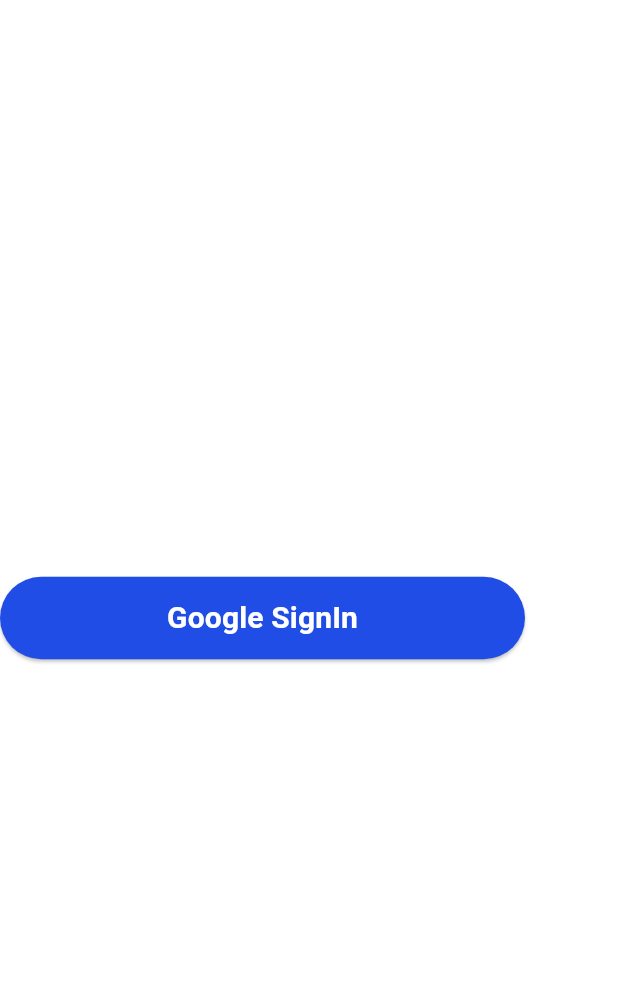
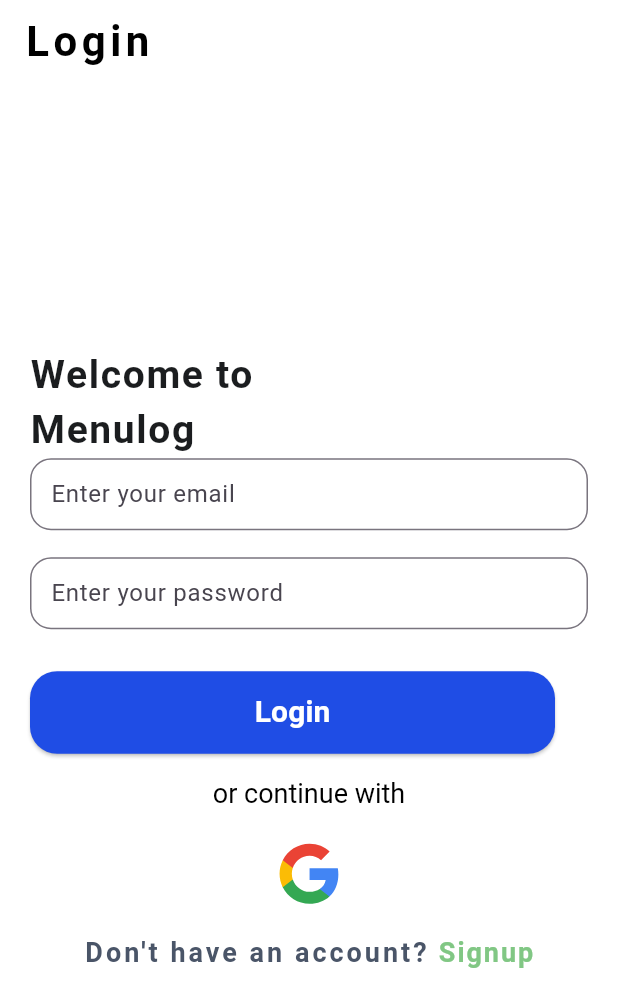
Before and after one commit to AzZaya0/MenuLog, a Flutter app: the screen it shows after launch, on a phone screen of 412 x 824 dp. Shown: the top 1007 px of the screen. Run offline on Flutter 3.47's test engine with Material 3 defaults, Android fonts, the light colour scheme and no system bars; our stand-ins replace cached_network_image, equatable, firebase_auth, firebase_core, flutter_bloc, flutter_screenutil and 8 more; accounts and stored records are empty.

Commit message:
login page modified

```diff
--- /dev/null
+++ b/devtools_options.yaml
@@ -0,0 +1 @@
+extensions:
--- a/lib/commons/controls/custom_text.dart
+++ b/lib/commons/controls/custom_text.dart
@@ -12,6 +12,7 @@
     this.fontName,
     this.color,
     this.size,
+    this.letterSpacing,
     this.maxLines,
     this.onTap,
     this.fontWeight,
@@ -23,6 +24,7 @@
   final String? fontName;
   final Color? color;
   final double? size;
+  final double? letterSpacing;
   final int? maxLines;
   final void Function()? onTap;
   final FontWeight? fontWeight;
@@ -33,6 +35,7 @@
     return GestureDetector(
       onTap: onTap,
       child: Text(
+
         text,
         maxLines: maxLines ?? 7,
         style: fontName == AppFonts.poppins
@@ -60,6 +63,8 @@
                         decorationColor: Colors.blue,
                         fontWeight: fontWeight)
                     : TextStyle(
+
+                        letterSpacing: letterSpacing ?? 0,
                         color: color ?? Theme.of(context).primaryColor,
                         fontSize: size ?? 18,
                         fontStyle: fontStyle,
--- a/lib/src/controller/login/login_bloc.dart
+++ b/lib/src/controller/login/login_bloc.dart
@@ -1,10 +1,9 @@
 import 'dart:async';
-
-import 'package:bloc/bloc.dart';
 import 'package:equatable/equatable.dart';
 import 'package:firebase_auth/firebase_auth.dart';
 import 'package:flutter/foundation.dart';
 import 'package:flutter/material.dart';
+import 'package:flutter_bloc/flutter_bloc.dart';
 import 'package:google_sign_in/google_sign_in.dart';
 import 'package:menu_log/src/view/home/page/home_page.dart';
 
--- a/lib/src/view/auth/login.dart
+++ b/lib/src/view/auth/login.dart
@@ -1,27 +1,104 @@
 import 'package:flutter/material.dart';
 import 'package:flutter_bloc/flutter_bloc.dart';
+import 'package:flutter_svg/svg.dart';
+import 'package:gap/gap.dart';
 import 'package:menu_log/commons/controls/custom_button.dart';
+import 'package:menu_log/commons/controls/custom_text.dart';
+import 'package:menu_log/commons/controls/custom_textfield.dart';
 import 'package:menu_log/src/controller/login/login_bloc.dart';
+import 'package:menu_log/src/view/auth/signup.dart';
 import 'package:menu_log/utils/app_color.dart';
+import 'package:menu_log/utils/extension.dart';
 
 class LoginPage extends StatelessWidget {
   const LoginPage({super.key});
 
   @override
   Widget build(BuildContext context) {
+    final emailController = TextEditingController();
+    final passController = TextEditingController();
     return Scaffold(
+      appBar: AppBar(
+        title: CustomText(
+          letterSpacing: 3,
+          text: 'Login',
+          size: 28,
+          fontWeight: FontWeight.bold,
+        ),
+      ),
       body: Column(
         mainAxisAlignment: MainAxisAlignment.center,
+        crossAxisAlignment: CrossAxisAlignment.start,
         children: [
+          CustomText(
+            text: 'Welcome to\nMenulog',
+            letterSpacing: 1.1,
+            fontWeight: FontWeight.w600,
+            size: 26,
+            color: AppColor.black,
+          ),
+          CustomTextField(
+            controller: emailController,
+            hintText: 'Enter your email',
+            borderSide: BorderSide(color: AppColor.black),
+          ),
+          const Gap(18),
+          CustomTextField(
+            controller: passController,
+            hintText: 'Enter your password',
+            obscureText: true,
+            borderSide: BorderSide(
+              color: AppColor.black,
+            ),
+          ),
+          const Gap(18),
+          const Gap(10),
           CustomButton(
-            text: 'Google SignIn',
+            radius: 18,
+            text: 'Login',
             textColor: AppColor.white,
             onTap: () {
-              context.read<LoginBloc>().add(OnGoogleLogin(context: context));
+              null;
             },
           ),
+          const Gap(14),
+          Center(child: CustomText(text: 'or continue with')),
+          Center(
+            child: GestureDetector(
+              onTap: () {
+                context.read<LoginBloc>().add(OnGoogleLogin(context: context));
+              },
+              child: SvgPicture.asset(
+                'lib/commons/assets/google.svg',
+                height: 80,
+              ),
+            ),
+          ),
+          Row(
+            mainAxisAlignment: MainAxisAlignment.center,
+            children: [
+              CustomText(
+                letterSpacing: 2,
+                text: 'Don\'t have an account? ',
+                fontWeight: FontWeight.w600,
+                color: AppColor.greyText,
+              ),
+              CustomText(
+                onTap: () {
+                  Navigator.of(context)
+                      .push(MaterialPageRoute(builder: (builder) {
+                    return SignUp();
+                  }));
+                },
+                letterSpacing: 1.3,
+                text: 'Signup',
+                color: Colors.green.shade300,
+                fontWeight: FontWeight.w700,
+              )
+            ],
+          )
         ],
-      ),
+      ).addMargin(const EdgeInsets.only(left: 20, right: 20)),
     );
   }
 }
--- /dev/null
+++ b/lib/src/view/auth/signup.dart
@@ -0,0 +1,20 @@
+import 'package:flutter/material.dart';
+import 'package:menu_log/commons/controls/custom_text.dart';
+
+class SignUp extends StatefulWidget {
+  const SignUp({super.key});
+
+  @override
+  State<SignUp> createState() => _SignUpState();
+}
+
+class _SignUpState extends State<SignUp> {
+  @override
+  Widget build(BuildContext context) {
+    return Scaffold(
+      appBar: AppBar(
+        title: CustomText(text: 'Signup'),
+      ),
+    );
+  }
+}
```
Also changed, not shown: pubspec.yaml (+4 -6 lines), lib/commons/assets/google.svg (added).
